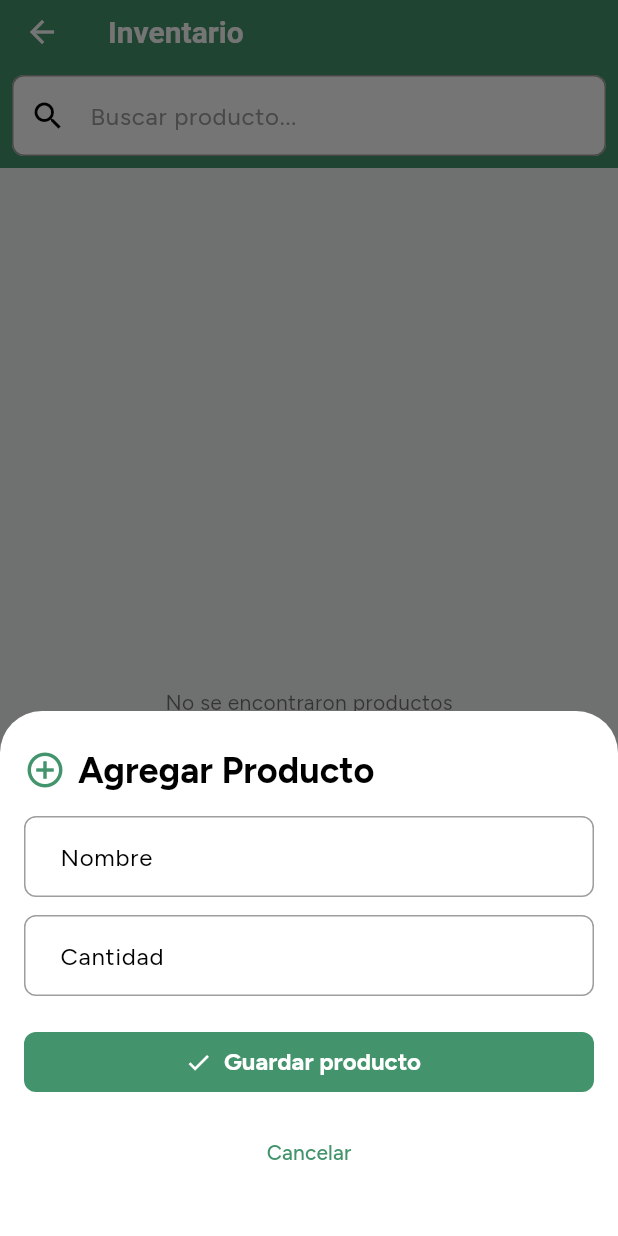
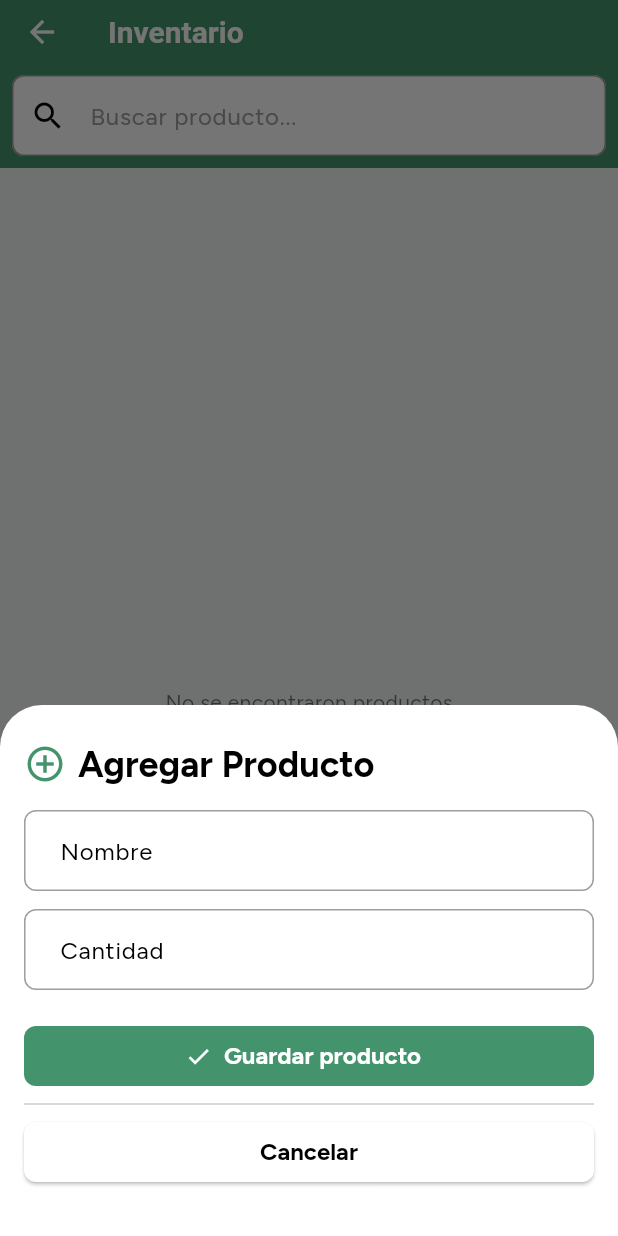
Before and after one commit to JulianDr14/inventar-pro-flutter, a Flutter app: the ProductListPage screen opened directly, after a tap on the "add" icon, on a phone screen of 412 x 824 dp. Run offline on Flutter 3.47's test engine with Material 3 defaults, Android fonts, the light colour scheme and no system bars; our stand-ins replace dartz, flutter_riverpod, go_router, google_fonts, sqflite; accounts and stored records are empty.

Commit message:
feat: Mejora del formulario de producto y ajustes en el tema
Este commit introduce las siguientes mejoras:

- Formulario de producto:
    - Se movió el botón "Cancelar" para que sea un `ElevatedButton` de ancho completo, ubicado debajo de un `Divider`.

- Tema:
    - Se actualizó el color `greyHint` a `#CECECE` para un tono más claro.

```diff
--- a/lib/core/theme/app_theme.dart
+++ b/lib/core/theme/app_theme.dart
@@ -5,7 +5,7 @@ class AppTheme {
   static const Color green = Color(0xFF43946D);
   static const Color greenDarker = Color(0xff286045);
   static const Color greyBg = Color(0xFFF2F4F5);
-  static const Color greyHint = Color(0xFF9E9E9E);
+  static const Color greyHint = Color(0xFFCECECE);
 
   static ThemeData lightTheme = ThemeData(
     useMaterial3: true,
--- a/lib/features/inventory/presentation/widgets/product_form.dart.dart
+++ b/lib/features/inventory/presentation/widgets/product_form.dart.dart
@@ -110,10 +110,13 @@ class _ProductFormState extends ConsumerState<ProductForm> {
                 label: Text(isEdit ? 'Guardar cambios' : 'Guardar producto'),
               ),
             ),
-            const SizedBox(height: 12),
-            TextButton(
-              onPressed: () => Navigator.of(context).pop(),
-              child: const Text('Cancelar'),
+            const Divider(),
+            SizedBox(
+              width: double.infinity,
+              child: ElevatedButton(
+                onPressed: () => Navigator.of(context).pop(),
+                child: const Text('Cancelar'),
+              ),
             ),
             const SizedBox(height: 8),
           ]),
```
